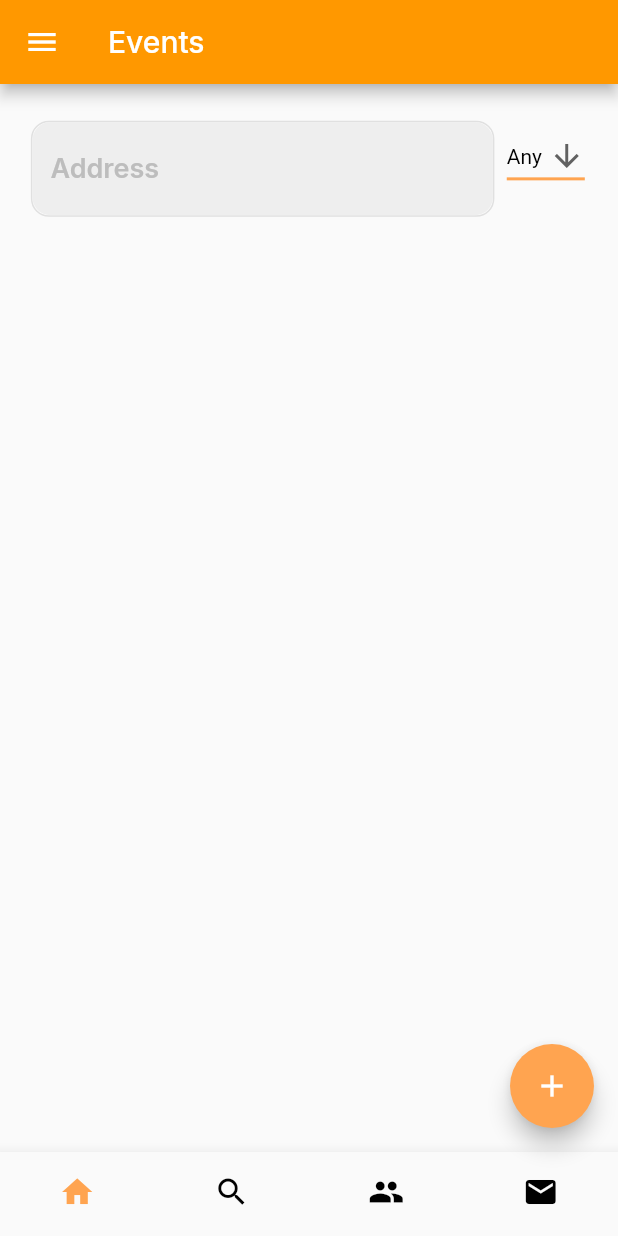
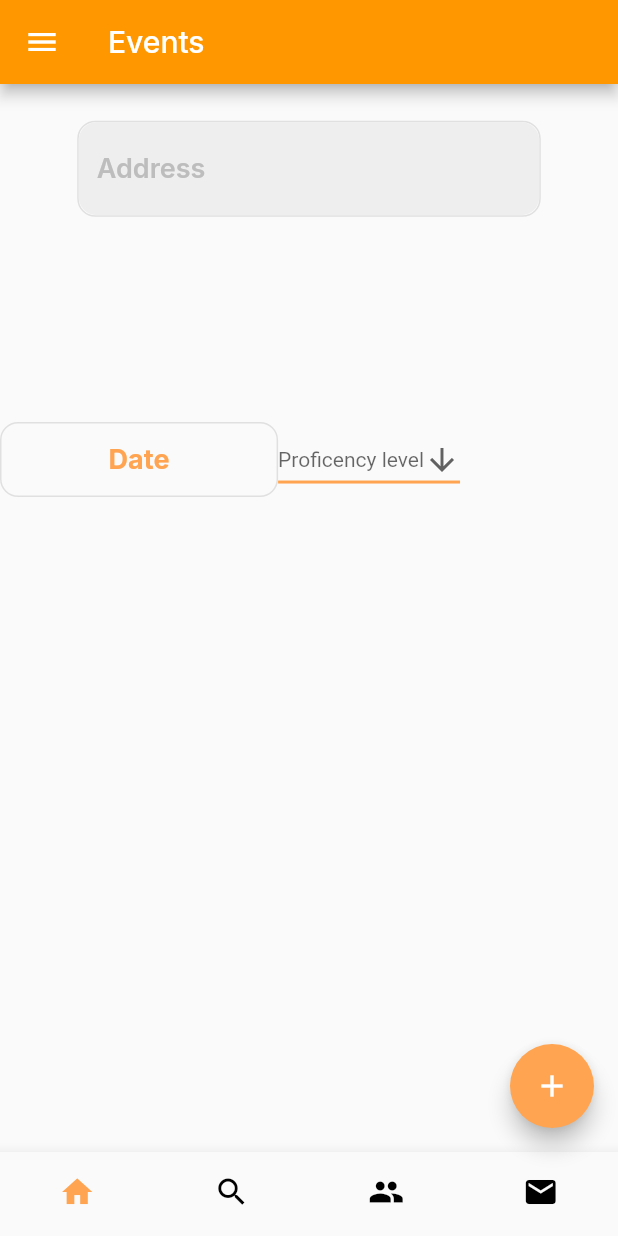
Before and after one commit to wslabosz/mobilki, a Flutter app: the HomeScreen screen opened by its route, on a phone screen of 412 x 824 dp. Run offline on Flutter 3.47's test engine with Material 2 defaults, Android fonts, the phone set to English and light mode, and no system bars; our stand-ins replace cloud_firestore, custom_sliding_segmented_control, firebase_auth, firebase_core, firebase_messaging, firebase_storage and 8 more; accounts and stored records are empty.

Commit message:
home design wip

```diff
--- a/lib/Screens/Home/components/body.dart
+++ b/lib/Screens/Home/components/body.dart
@@ -1,7 +1,9 @@
 import 'package:cloud_firestore/cloud_firestore.dart';
 import 'package:firebase_messaging/firebase_messaging.dart';
 import 'package:flutter/material.dart';
+import 'package:geocoding/geocoding.dart';
 import 'package:geolocator/geolocator.dart';
+import 'package:mobilki/components/day_picker.dart';
 import 'package:mobilki/components/event_tile.dart';
 import 'package:mobilki/components/input_field.dart';
 import 'package:mobilki/constants.dart';
@@ -11,17 +13,29 @@ import 'package:mobilki/resources/firestore_methods.dart';
 class Body extends StatelessWidget {
   final List<Event> events;
   final GeoPoint? location;
+  final void Function(GeoPoint) setUserLocation;
   final TextEditingController addressEditingController;
-  final String chosenLevel;
-  final void Function(String) changeChosenLevel;
+  final String? chosenLevel;
+  final void Function(String) setChosenLevel;
+  final DateTime? chosenDate;
+  final Future<void> Function(BuildContext) setChosenDate;
   const Body(
       {Key? key,
       this.location,
+      required this.setUserLocation,
       required this.events,
       required this.addressEditingController,
       required this.chosenLevel,
-      required this.changeChosenLevel})
+      required this.setChosenLevel,
+      required this.chosenDate,
+      required this.setChosenDate})
       : super(key: key);
+
+  void onSubmitAddress(String address) async {
+    List<Location> location = await locationFromAddress(address);
+    // nie mam zamiaru sie zastanawiac nad ta lista, biore pierwszy element
+    setUserLocation(GeoPoint(location[0].latitude, location[0].longitude));
+  }
 
   void sortEvents(GeoPoint locationToDetermine) {
     events.sort((a, b) => Geolocator.distanceBetween(
@@ -46,17 +60,27 @@ class Body extends StatelessWidget {
         .getToken()
         .then((value) => FireStoreMethods.saveTokenToDatabase(value!));
     return Column(children: [
-      Row(
-        children: [
-          Padding(
-              padding: EdgeInsets.only(
-                  left: size.width * 0.05, top: size.height * 0.02, right: size.width * 0.02),
+      SizedBox(
+          child: Expanded(
+        child: Padding(
+            padding: EdgeInsets.only(top: size.height * 0.02),
             child: InputField(
               hintText: 'Address',
               onChanged: (value) {},
+              inputAction: TextInputAction.search,
               textInputType: TextInputType.streetAddress,
-                  textEditingController: addressEditingController)),
+              textEditingController: addressEditingController,
+              onSubmitFunction: onSubmitAddress,
+            )),
+      )),
+      Expanded(
+          child: Row(children: [
+        DateDayPicker(
+          date: chosenDate,
+          selectDate: setChosenDate,
+        ),
         DropdownButton<String>(
+          hint: const Text("Proficency level"),
           value: chosenLevel,
           icon: const Icon(Icons.arrow_downward),
           elevation: 16,
@@ -66,9 +90,9 @@ class Body extends StatelessWidget {
             color: orange,
           ),
           onChanged: (String? newValue) {
-              changeChosenLevel(newValue!);
+            setChosenLevel(newValue!);
           },
-            items: <String>['Any', 'Two', 'Free', 'Four']
+          items: <String>['Any', 'Beginner', 'Advanced', 'Professional']
               .map<DropdownMenuItem<String>>((String value) {
             return DropdownMenuItem<String>(
               value: value,
@@ -76,8 +100,7 @@ class Body extends StatelessWidget {
             );
           }).toList(),
         )
-        ],
-      ),
+      ])),
       Expanded(child: _eventListView(context, events))
     ]);
   }
--- a/lib/components/date_input_field.dart
+++ b/lib/components/date_input_field.dart
@@ -23,6 +23,7 @@ class DateField extends StatelessWidget {
   @override
   Widget build(BuildContext context) {
     return TextFieldContainer(
+        width: 0.75,
         child: TextButton(
       style: TextButton.styleFrom(
           shape: RoundedRectangleBorder(
--- /dev/null
+++ b/lib/components/day_picker.dart
@@ -0,0 +1,28 @@
+import 'package:flutter/material.dart';
+import 'package:mobilki/components/text_field_container.dart';
+import 'package:mobilki/constants.dart';
+
+class DateDayPicker extends StatelessWidget {
+  final DateTime? date;
+  final Future<void> Function(BuildContext) selectDate;
+  const DateDayPicker({Key? key, required this.date, required this.selectDate})
+      : super(key: key);
+
+  @override
+  Widget build(BuildContext context) {
+    return TextFieldContainer(
+        width: 0.45,
+        child: TextButton(
+          style: TextButton.styleFrom(
+              shape: RoundedRectangleBorder(
+                  side: BorderSide.none,
+                  borderRadius: BorderRadius.circular(12.0))),
+          onPressed: () => selectDate(context),
+          child: Text(
+            date == null ? "Date" : "${date!.toLocal()}".split(' ')[0],
+            style: const TextStyle(
+                color: orange, fontSize: 18, fontWeight: FontWeight.w700),
+          ),
+        ));
+  }
+}
--- a/lib/components/input_field.dart
+++ b/lib/components/input_field.dart
@@ -8,24 +8,31 @@ class InputField extends StatelessWidget {
   final TextEditingController textEditingController;
   final TextInputType textInputType;
   final String? errorText;
+  final TextInputAction? inputAction;
+  final void Function(String)? onSubmitFunction;
   const InputField(
       {Key? key,
       required this.hintText,
       required this.onChanged,
       required this.textInputType,
       required this.textEditingController,
-      this.errorText})
+      this.onSubmitFunction,
+      this.errorText,
+      this.inputAction})
       : super(key: key);
 
   @override
   Widget build(BuildContext context) {
     return TextFieldContainer(
       error: errorText,
+      width: 0.75,
       child: TextField(
         controller: textEditingController,
         keyboardType: textInputType,
         onChanged: onChanged,
         cursorColor: orange,
+        textInputAction: inputAction,
+        onSubmitted: onSubmitFunction,
         decoration: InputDecoration(
             hintText: hintText,
             errorText: errorText,
--- a/lib/components/password_field.dart
+++ b/lib/components/password_field.dart
@@ -36,6 +36,7 @@ class _PasswordFieldState extends State<PasswordField> {
   Widget build(BuildContext context) {
     return TextFieldContainer(
       error: widget.errorText,
+      width: 0.75,
       child: TextField(
         controller: widget.textEditingController,
         keyboardType: TextInputType.text,
--- a/lib/components/text_field_container.dart
+++ b/lib/components/text_field_container.dart
@@ -3,10 +3,12 @@ import 'package:flutter/material.dart';
 class TextFieldContainer extends StatelessWidget {
   final Widget child;
   final String? error;
+  final double width;
   const TextFieldContainer({
     Key? key,
     required this.child,
     this.error,
+    required this.width
   }) : super(key: key);
 
   @override
@@ -17,7 +19,7 @@ class TextFieldContainer extends StatelessWidget {
       padding: error != null
           ? const EdgeInsets.only(bottom: 10.0)
           : const EdgeInsets.all(0.0),
-      width: size.width * 0.75,
+      width: size.width * width,
       decoration: BoxDecoration(
           border: Border.all(color: Colors.grey.shade300),
           borderRadius: BorderRadius.circular(12.0)),
```
Also changed, not shown: lib/Screens/Home/home_screen.dart (+46 -3 lines). Lines whose indentation alone changed are shown as unchanged.
